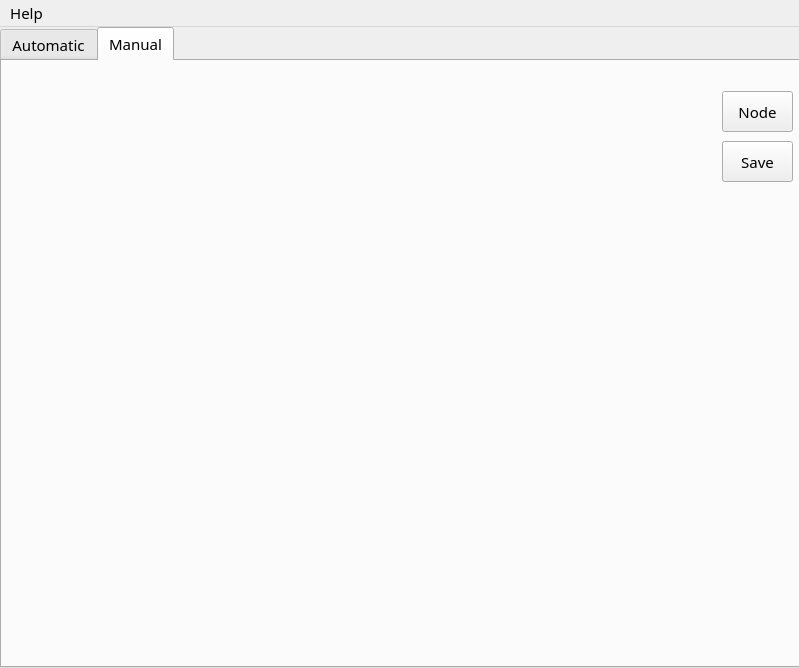
Qt form src/mainwindow.ui (ontgen/ontgen) before a commit.
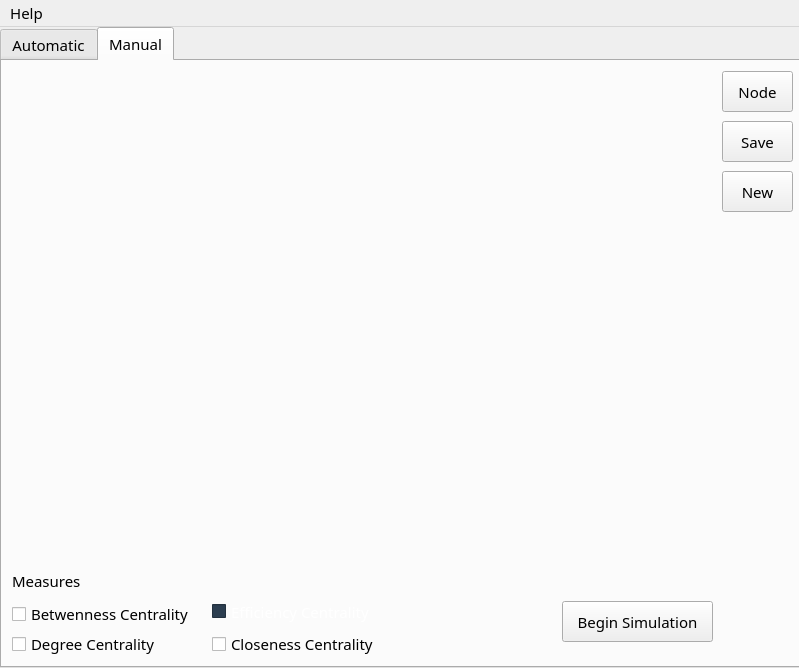
The same form after that commit.

Commit message: Inserindo opções no modo manual

The edit to the form file:
```diff
--- a/src/mainwindow.ui
+++ b/src/mainwindow.ui
@@ -1059,7 +1059,7 @@
       <property name="geometry">
        <rect>
         <x>720</x>
-        <y>30</y>
+        <y>10</y>
         <width>71</width>
         <height>41</height>
        </rect>
@@ -1074,9 +1074,9 @@
      <widget class="QWidget" name="gridLayoutWidget">
       <property name="geometry">
        <rect>
-        <x>29</x>
-        <y>29</y>
-        <width>681</width>
+        <x>9</x>
+        <y>9</y>
+        <width>701</width>
         <height>491</height>
        </rect>
       </property>
@@ -1086,7 +1086,7 @@
       <property name="geometry">
        <rect>
         <x>720</x>
-        <y>80</y>
+        <y>60</y>
         <width>71</width>
         <height>41</height>
        </rect>
@@ -1095,6 +1095,329 @@
        <string>Save</string>
       </property>
      </widget>
+     <widget class="QPushButton" name="new_topology">
+      <property name="geometry">
+       <rect>
+        <x>720</x>
+        <y>110</y>
+        <width>71</width>
+        <height>41</height>
+       </rect>
+      </property>
+      <property name="text">
+       <string>New</string>
+      </property>
+     </widget>
+     <widget class="QCheckBox" name="ec_2">
+      <property name="enabled">
+       <bool>true</bool>
+      </property>
+      <property name="geometry">
+       <rect>
+        <x>210</x>
+        <y>540</y>
+        <width>171</width>
+        <height>21</height>
+       </rect>
+      </property>
+      <property name="palette">
+       <palette>
+        <active>
+         <colorrole role="WindowText">
+          <brush brushstyle="SolidPattern">
+           <color alpha="255">
+            <red>255</red>
+            <green>255</green>
+            <blue>255</blue>
+           </color>
+          </brush>
+         </colorrole>
+         <colorrole role="Button">
+          <brush brushstyle="SolidPattern">
+           <color alpha="255">
+            <red>44</red>
+            <green>62</green>
+            <blue>80</blue>
+           </color>
+          </brush>
+         </colorrole>
+         <colorrole role="Text">
+          <brush brushstyle="SolidPattern">
+           <color alpha="255">
+            <red>255</red>
+            <green>255</green>
+            <blue>255</blue>
+           </color>
+          </brush>
+         </colorrole>
+         <colorrole role="ButtonText">
+          <brush brushstyle="SolidPattern">
+           <color alpha="255">
+            <red>255</red>
+            <green>255</green>
+            <blue>255</blue>
+           </color>
+          </brush>
+         </colorrole>
+         <colorrole role="Base">
+          <brush brushstyle="SolidPattern">
+           <color alpha="255">
+            <red>44</red>
+            <green>62</green>
+            <blue>80</blue>
+           </color>
+          </brush>
+         </colorrole>
+         <colorrole role="Window">
+          <brush brushstyle="SolidPattern">
+           <color alpha="255">
+            <red>44</red>
+            <green>62</green>
+            <blue>80</blue>
+           </color>
+          </brush>
+         </colorrole>
+         <colorrole role="ToolTipText">
+          <brush brushstyle="SolidPattern">
+           <color alpha="255">
+            <red>236</red>
+            <green>240</green>
+            <blue>241</blue>
+           </color>
+          </brush>
+         </colorrole>
+        </active>
+        <inactive>
+         <colorrole role="WindowText">
+          <brush brushstyle="SolidPattern">
+           <color alpha="255">
+            <red>255</red>
+            <green>255</green>
+            <blue>255</blue>
+           </color>
+          </brush>
+         </colorrole>
+         <colorrole role="Button">
+          <brush brushstyle="SolidPattern">
+           <color alpha="255">
+            <red>44</red>
+            <green>62</green>
+            <blue>80</blue>
+           </color>
+          </brush>
+         </colorrole>
+         <colorrole role="Text">
+          <brush brushstyle="SolidPattern">
+           <color alpha="255">
+            <red>255</red>
+            <green>255</green>
+            <blue>255</blue>
+           </color>
+          </brush>
+         </colorrole>
+         <colorrole role="ButtonText">
+          <brush brushstyle="SolidPattern">
+           <color alpha="255">
+            <red>255</red>
+            <green>255</green>
+            <blue>255</blue>
+           </color>
+          </brush>
+         </colorrole>
+         <colorrole role="Base">
+          <brush brushstyle="SolidPattern">
+           <color alpha="255">
+            <red>44</red>
+            <green>62</green>
+            <blue>80</blue>
+           </color>
+          </brush>
+         </colorrole>
+         <colorrole role="Window">
+          <brush brushstyle="SolidPattern">
+           <color alpha="255">
+            <red>44</red>
+            <green>62</green>
+            <blue>80</blue>
+           </color>
+          </brush>
+         </colorrole>
+         <colorrole role="ToolTipText">
+          <brush brushstyle="SolidPattern">
+           <color alpha="255">
+            <red>236</red>
+            <green>240</green>
+            <blue>241</blue>
+           </color>
+          </brush>
+         </colorrole>
+        </inactive>
+        <disabled>
+         <colorrole role="WindowText">
+          <brush brushstyle="SolidPattern">
+           <color alpha="255">
+            <red>255</red>
+            <green>255</green>
+            <blue>255</blue>
+           </color>
+          </brush>
+         </colorrole>
+         <colorrole role="Button">
+          <brush brushstyle="SolidPattern">
+           <color alpha="255">
+            <red>44</red>
+            <green>62</green>
+            <blue>80</blue>
+           </color>
+          </brush>
+         </colorrole>
+         <colorrole role="Text">
+          <brush brushstyle="SolidPattern">
+           <color alpha="255">
+            <red>255</red>
+            <green>255</green>
+            <blue>255</blue>
+           </color>
+          </brush>
+         </colorrole>
+         <colorrole role="ButtonText">
+          <brush brushstyle="SolidPattern">
+           <color alpha="255">
+            <red>255</red>
+            <green>255</green>
+            <blue>255</blue>
+           </color>
+          </brush>
+         </colorrole>
+         <colorrole role="Base">
+          <brush brushstyle="SolidPattern">
+           <color alpha="255">
+            <red>44</red>
+            <green>62</green>
+            <blue>80</blue>
+           </color>
+          </brush>
+         </colorrole>
+         <colorrole role="Window">
+          <brush brushstyle="SolidPattern">
+           <color alpha="255">
+            <red>44</red>
+            <green>62</green>
+            <blue>80</blue>
+           </color>
+          </brush>
+         </colorrole>
+         <colorrole role="ToolTipText">
+          <brush brushstyle="SolidPattern">
+           <color alpha="255">
+            <red>236</red>
+            <green>240</green>
+            <blue>241</blue>
+           </color>
+          </brush>
+         </colorrole>
+        </disabled>
+       </palette>
+      </property>
+      <property name="text">
+       <string>Efficiency Centrality</string>
+      </property>
+     </widget>
+     <widget class="QPushButton" name="pushButton_3">
+      <property name="geometry">
+       <rect>
+        <x>560</x>
+        <y>540</y>
+        <width>151</width>
+        <height>41</height>
+       </rect>
+      </property>
+      <property name="font">
+       <font>
+        <family>Droid Sans</family>
+        <pointsize>11</pointsize>
+        <weight>50</weight>
+        <italic>false</italic>
+        <bold>false</bold>
+       </font>
+      </property>
+      <property name="styleSheet">
+       <string notr="true"/>
+      </property>
+      <property name="text">
+       <string>Begin Simulation</string>
+      </property>
+     </widget>
+     <widget class="QLabel" name="label_19">
+      <property name="geometry">
+       <rect>
+        <x>10</x>
+        <y>510</y>
+        <width>91</width>
+        <height>20</height>
+       </rect>
+      </property>
+      <property name="styleSheet">
+       <string notr="true">font: 75 12pt &quot;Droid Sans&quot;;</string>
+      </property>
+      <property name="text">
+       <string>Measures</string>
+      </property>
+     </widget>
+     <widget class="QCheckBox" name="dc_2">
+      <property name="enabled">
+       <bool>true</bool>
+      </property>
+      <property name="geometry">
+       <rect>
+        <x>10</x>
+        <y>570</y>
+        <width>171</width>
+        <height>26</height>
+       </rect>
+      </property>
+      <property name="text">
+       <string>Degree Centrality</string>
+      </property>
+      <property name="checkable">
+       <bool>true</bool>
+      </property>
+      <property name="checked">
+       <bool>false</bool>
+      </property>
+     </widget>
+     <widget class="QCheckBox" name="bc_2">
+      <property name="enabled">
+       <bool>true</bool>
+      </property>
+      <property name="geometry">
+       <rect>
+        <x>10</x>
+        <y>540</y>
+        <width>181</width>
+        <height>26</height>
+       </rect>
+      </property>
+      <property name="text">
+       <string>Betwenness Centrality</string>
+      </property>
+     </widget>
+     <widget class="QCheckBox" name="cc_2">
+      <property name="enabled">
+       <bool>true</bool>
+      </property>
+      <property name="geometry">
+       <rect>
+        <x>210</x>
+        <y>570</y>
+        <width>181</width>
+        <height>26</height>
+       </rect>
+      </property>
+      <property name="text">
+       <string>Closeness Centrality</string>
+      </property>
+     </widget>
     </widget>
    </widget>
   </widget>
```
The commit also changes 2 other files.
